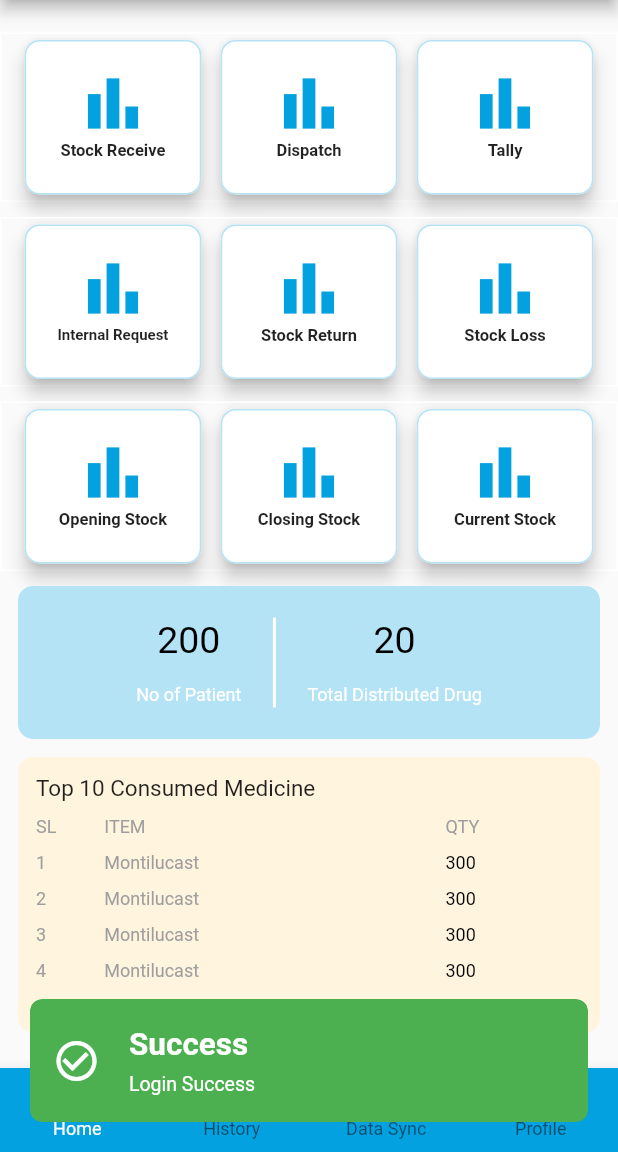
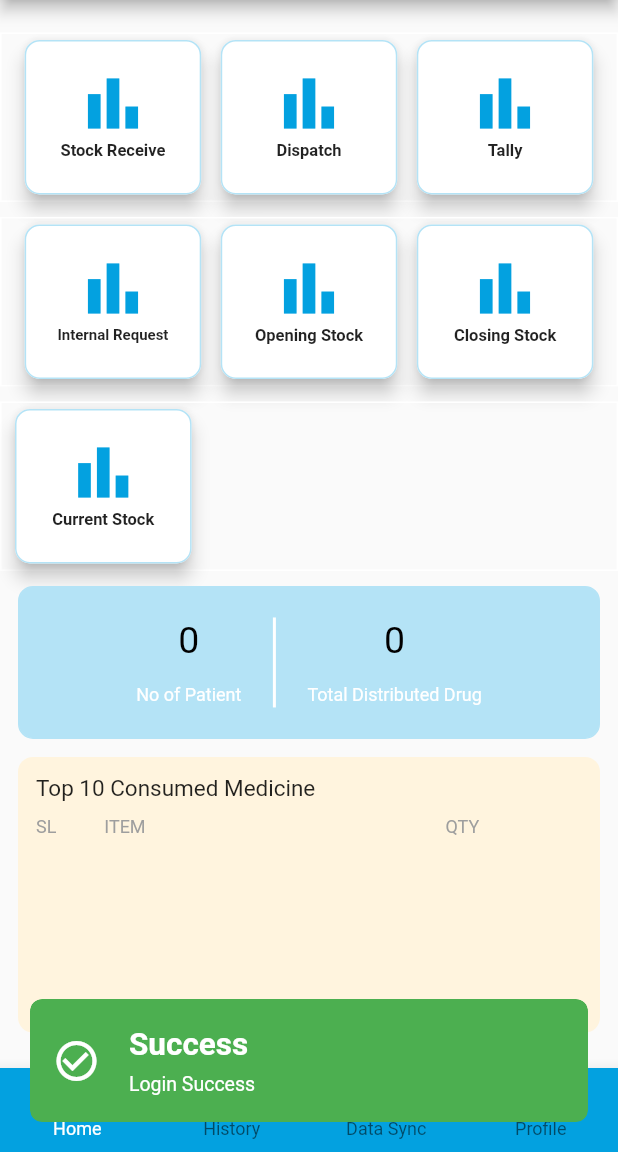
Before and after one commit to shahkutub/unhcr_pms_app_flutte_update, a Flutter app: the screen it shows after launch, after a tap on "Login", on a phone screen of 412 x 824 dp, the part 84-1236 px from its top. Run offline on Flutter 3.47's test engine with Material 2 defaults, Android fonts, the phone set to English and light mode, and no system bars; our stand-ins replace connectivity_plus, dropdown_search, fl_chart, flutter_spinkit, flutter_svg, geolocator and 7 more; missing offline and left inert: connectivity_plus_web, geolocator_web, image_picker_for_web, network_info_plus_web, sticky_grouped_list, syncfusion_flutter_pdfviewer_web; accounts and stored records are empty; network calls fail; statements that could not run were skipped.

Commit message:
internal request

```diff
--- a/lib/app/modules/item_dispatch/controllers/item_dispatch_controller.dart
+++ b/lib/app/modules/item_dispatch/controllers/item_dispatch_controller.dart
@@ -99,6 +99,7 @@ class ItemDispatchController extends GetxController{
       DatabaseHelper.date: formattedDate
     };
     await dbHelper.insert_patient_serial(row);
+    await dbHelper.insert_patient_serial_all(row);
     var localdataSize = await dbHelper.getAllPatientSerial();
     print('localdataSize: ${localdataSize.length}');
     getPSerialNo();
--- a/lib/app/modules/login/controllers/after_login_controller.dart
+++ b/lib/app/modules/login/controllers/after_login_controller.dart
@@ -53,12 +53,18 @@ class after_login_controller extends GetxController {
   var dispensaryId = "";
   var facilityId = '';
   var partnerId = '';
+  var totalConsumed = 0.obs;
+  var totalPatientCount = 0.obs;
 
   //final List<ItemDispatchModel> itemList = <ItemDispatchModel>[].obs;
+  final List<DispatchItem> drugList = <DispatchItem>[].obs;
+  final List<DispatchItem> drugListMax = <DispatchItem>[].obs;
 
   @override
-  void onInit() {
+  Future<void> onInit() async {
     print('after login home vie');
+
+    get_drug_list();
     // get_drug_listFirst();
     // get_drug_listFromLocalDb();
     navigatorKey: navigatorKey;
@@ -71,7 +77,8 @@ class after_login_controller extends GetxController {
     //get_drug_list();
     //getLocationPermission();
     //AuthRepository().allProd();
-
+    var localdataSize = await dbHelper.getAllPatientSerialCountAll();
+    totalPatientCount.value = localdataSize.length;
 
     super.onInit();
   }
@@ -83,6 +90,44 @@ class after_login_controller extends GetxController {
   }
 
 
+  get_drug_list() async {
+    drugList.clear();
+    drugListMax.clear();
+    var localdataSize2 = await dbHelper.queryAllDrugRows();
+    print('localdataDrugSize: ${localdataSize2.length}');
+    for (var i = 0; i < localdataSize2.length; i++) {
+      Map<String, dynamic> map = localdataSize2[i];
+      var drug_info = DispatchItem();
+      drug_info.drug_name = map[DatabaseHelper.drug_name];
+      drug_info.drug_id = map[DatabaseHelper.drug_id];
+      drug_info.generic_id = map[DatabaseHelper.drug_generic_id];
+      drug_info.generic_name = map[DatabaseHelper.drug_generic_name];
+      drug_info.available_stock = map[DatabaseHelper.drug_available_stock];
+      drug_info.dispatch_stock = map[DatabaseHelper.drug_stock_consume];
+
+      //drug_info.pstrength_id = map[DatabaseHelper.drug_pstrength_id];
+      drugList.add(drug_info);
+    }
+
+    drugList.forEach((element) {
+      totalConsumed = totalConsumed+int.parse(element.dispatch_stock.toString());
+    });
+
+    print("drugList: "+drugList.length.toString());
+
+    // sort the data based on
+    if (drugList != null && drugList.isNotEmpty) {
+      drugList.sort((a, b) => a.dispatch_stock!.compareTo(b.dispatch_stock!));
+    }
+// you can simply do this
+    for( int i =drugList.length-5; i< drugList.length;i++){
+    print('drugListMax'+drugList[i].dispatch_stock.toString());
+    drugListMax.add(drugList[i]);
+    }
+
+    drugListMax.reversed;
+
+  }
 
   void login() async {
     // userData.value.fullName = userNameController.value.text;
--- a/lib/app/modules/login/views/after_login_home_view.dart
+++ b/lib/app/modules/login/views/after_login_home_view.dart
@@ -14,6 +14,9 @@ class AfterLoginHomeView extends GetView<after_login_controller> {
 
   @override
   Widget build(BuildContext context) {
+    Get.find<after_login_controller>();
+    //controller.get_drug_list();
+
     return Scaffold( //first scaffold
           appBar: AppBar(
             title: Container(
@@ -364,110 +367,7 @@ class AfterLoginHomeView extends GetView<after_login_controller> {
                             SizedBox(
                               width: 5,
                             ),
-                            // Card(
-                            //     elevation: 0,
-                            //
-                            //   child:
-                            GestureDetector(
-                                onTap: () {
-                                  Get.toNamed(Routes.CONSUMPTION_TALLY);
-                                },
-                                child: Card(
-                                  elevation: 5,
-                                  shape: RoundedRectangleBorder(
-                                    side: BorderSide(
-                                      color: Color(0xffB4E3F6),
-                                    ),
-                                    borderRadius: BorderRadius.circular(10.0), //<-- SEE HERE
-                                  ),
-                                  child: Container(
-                                    padding: EdgeInsets.all(10),
-                                    width: context.width/3.5,
-                                    height: context.width/4,
-                                    child: Column(
-                                      crossAxisAlignment: CrossAxisAlignment.center,
-                                      mainAxisAlignment: MainAxisAlignment.center,
-                                      children: [
-                                        Icon(Icons.bar_chart_outlined,color: Color(0xff03A1E0),size: 50,),
 
-                                        Text(
-                                          'Stock Return',
-                                          style: TextStyle(fontSize: 11, fontWeight: FontWeight.bold),
-                                        ),
-
-                                        SizedBox(
-                                          height: 5,
-                                        ),
-
-                                      ],
-                                    ),
-                                  ),
-                                )
-                            ),
-
-                            //),
-
-                            SizedBox(
-                              width: 5,
-                            ),
-                            // Card(
-                            //     elevation: 0,
-                            //child:
-                            GestureDetector(
-                                onTap: () {
-
-                                },
-                                child: Card(
-                                  elevation: 5,
-                                  shape: RoundedRectangleBorder(
-                                    side: BorderSide(
-                                      color: Color(0xffB4E3F6),
-                                    ),
-                                    borderRadius: BorderRadius.circular(10.0), //<-- SEE HERE
-                                  ),
-                                  child: Container(
-                                    padding: EdgeInsets.all(10),
-                                    width: context.width/3.5,
-                                    height: context.width/4,
-                                    child: Column(
-                                      crossAxisAlignment: CrossAxisAlignment.center,
-                                      mainAxisAlignment: MainAxisAlignment.center,
-                                      children: [
-                                        Icon(Icons.bar_chart_outlined,color: Color(0xff03A1E0),size: 50,),
-
-                                        Text(
-                                          'Stock Loss',
-                                          style: TextStyle(fontSize: 11, fontWeight: FontWeight.bold),
-                                        ),
-
-                                        SizedBox(
-                                          height: 5,
-                                        ),
-
-                                      ],
-                                    ),
-                                  ),
-                                )
-                            ),
-
-                          ],
-                        ),
-                      ),
-
-                      Container(
-                        //padding: EdgeInsets.all(10),
-                        margin: EdgeInsets.only(top: 10),
-                        decoration: BoxDecoration(
-                          //color: Colors.green,
-                          border: Border.all(color: Colors.white),
-                          borderRadius: BorderRadius.all(
-                              Radius.circular(0.0) //                 <--- border radius here
-                          ),
-                        ),
-                        child:Row(
-                          mainAxisAlignment: MainAxisAlignment.center,
-                          crossAxisAlignment: CrossAxisAlignment.center,
-                          children: [
                             // Card(
                             //   elevation: 0,
                             //   child:
@@ -529,6 +429,7 @@ class AfterLoginHomeView extends GetView<after_login_controller> {
                             InkWell(
                                 onTap: () {
                                   AppConstant.pageName = 'Closing Stock';
+
                                  Get.toNamed(Routes.Current_STOCK);
                                 },
                                 child: Card(
@@ -565,6 +466,25 @@ class AfterLoginHomeView extends GetView<after_login_controller> {
                             ),
 
                             //),
+
+                          ],
+                        ),
+                      ),
+
+                      Container(
+                        //padding: EdgeInsets.all(10),
+                        margin: EdgeInsets.only(top: 10),
+                        decoration: BoxDecoration(
+                          //color: Colors.green,
+                          border: Border.all(color: Colors.white),
+                          borderRadius: BorderRadius.all(
+                              Radius.circular(0.0) //                 <--- border radius here
+                          ),
+                        ),
+                        child:Row(
+                          mainAxisAlignment: MainAxisAlignment.start,
+                          crossAxisAlignment: CrossAxisAlignment.center,
+                          children: [
 
                             SizedBox(
                               width: 5,
@@ -661,10 +581,11 @@ class AfterLoginHomeView extends GetView<after_login_controller> {
                                       children: [
 
 
-                                        Text("200",
+                                        Obx(()=>Text(controller.totalPatientCount.value.toString(),
                                           style: TextStyle(color: Colors.black,fontSize: 25),
                                           textAlign:TextAlign.center,
-                                        ),
+                                        ),) ,
+
                                         SizedBox(
                                           height: 15,
                                         ),
@@ -697,10 +618,11 @@ class AfterLoginHomeView extends GetView<after_login_controller> {
                                       crossAxisAlignment: CrossAxisAlignment.center,
                                       children: [
 
-                                        Text("20",
+                                        Obx(() =>Text(controller.totalConsumed.value.toString(),
                                           style: TextStyle(color: Colors.black,fontSize: 25),
                                           textAlign:TextAlign.center,
-                                        ),
+                                        ),),
+
 
                                         SizedBox(
                                           height: 15,
@@ -800,10 +722,11 @@ class AfterLoginHomeView extends GetView<after_login_controller> {
                             // ),
 
 
+                            Obx(() =>
                                 Container(
                                   height: Get.height/7,
                                   child: ListView.builder(
-                                itemCount: 10,
+                                      itemCount: controller.drugListMax.length,
                                       //primary: false,
                                       shrinkWrap: true,
                                       itemBuilder: (BuildContext context, int index) {
@@ -814,14 +737,16 @@ class AfterLoginHomeView extends GetView<after_login_controller> {
                                             Row(
                                               children: <Widget>[
                                                 Expanded(child:  Text(""+sl.toString(),style: TextStyle(color: Colors.grey,fontSize: 12),), flex: 1,),
-                                          Expanded(child:  Text("Montilucast  ",style: TextStyle(color: Colors.grey,fontSize: 12),), flex: 5,),
-                                          Expanded(child:  Text("300",style: TextStyle(color: Colors.black,fontSize: 12),), flex: 2,),
+                                                Expanded(child:  Text( controller.drugListMax[index].drug_name.toString(),style: TextStyle(color: Colors.grey,fontSize: 12),), flex: 5,),
+                                                Expanded(child:  Text(controller.drugListMax[index].dispatch_stock.toString(),style: TextStyle(color: Colors.black,fontSize: 12),), flex: 2,),
                                               ],
                                             ),
                                           ],
 
                                         );
                                       }),),
+                            ),
+
 
 
                           ],
```
Also changed, not shown: lib/app/database_helper/offline_database_helper.dart (+39 -0 lines), lib/app/modules/stock_receive/stock_receive_controller.dart (+30 -3 lines), 2 other files. Lines whose indentation alone changed are shown as unchanged.
